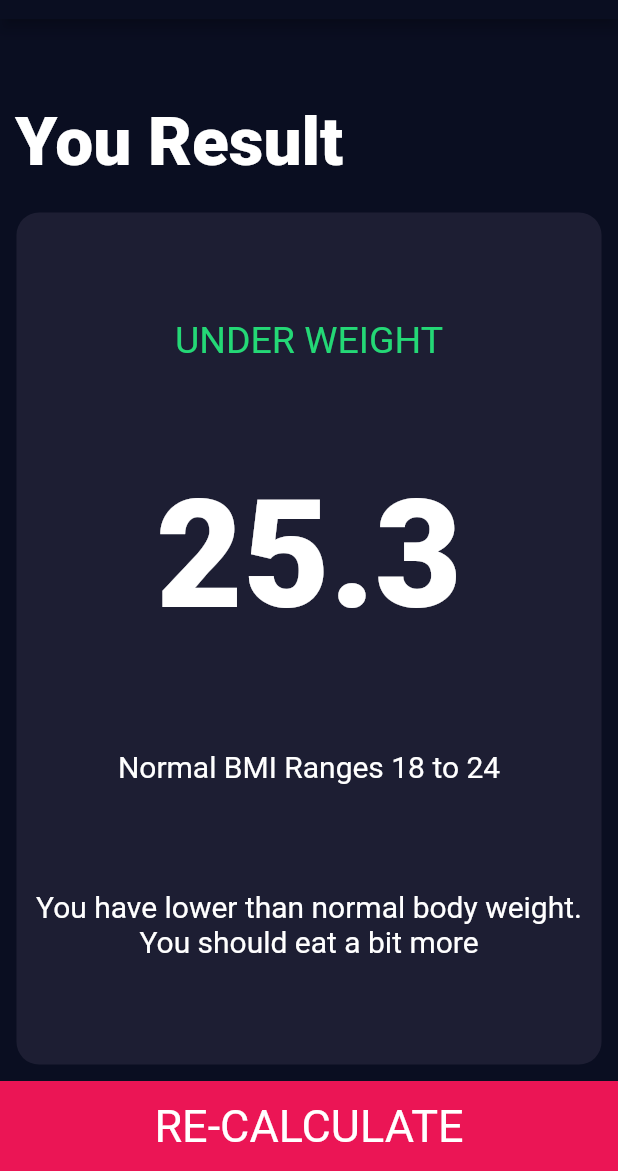
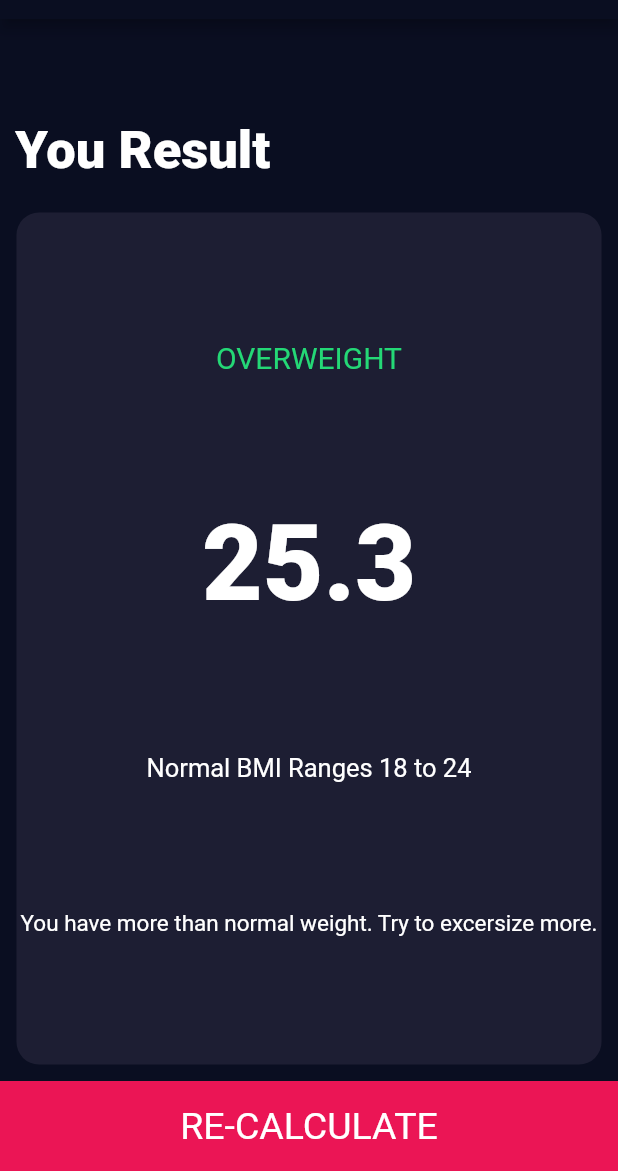
Before and after one commit to abubakarflutter/bmi_calculator_app, a Flutter app: the screen it shows after launch, after a tap on "CALCULATE", on a phone screen of 412 x 824 dp, the part 65-1236 px from its top. Run offline on Flutter 3.47's test engine with Material 2 defaults, Android fonts, the phone set to English and light mode, and no system bars; our stand-ins replace font_awesome_flutter.

Commit message:
Final Commit - App Final

```diff
--- a/lib/bmicalculation.dart
+++ b/lib/bmicalculation.dart
@@ -3,28 +3,26 @@ import 'dart:math';
 
 class CalculatorBrain {
 
-  double _bmi = 0;
 
   CalculatorBrain({this.weight, this.height});
 
   final int height;
   final int weight;
 
-  final double maxBMI = 24;
-  final double minBMI = 18;
+  double _bmi = 0;
 
 
   // ignore: non_constant_identifier_names
   String BMICalculator(){
-    double _bmi = weight / pow(height/100, 2);
+    _bmi = weight / pow(height/100, 2);
     return _bmi.toStringAsFixed(1);
   }
 
 
   String bmiTextResult() {
-    if(_bmi >= 24 ){
+    if(_bmi >= 25.0 ){
       return "OVERWEIGHT";
-    } else if (_bmi > 18.5) {
+    } else if (_bmi >= 18.5) {
       return "NORMAL";
     } else {
       return "UNDER WEIGHT";
@@ -32,9 +30,9 @@ class CalculatorBrain {
   }
 
   String resultInterpretation() {
-    if(_bmi >= 24){
+    if(_bmi >= 25.0){
       return "You have more than normal weight. Try to excersize more.";
-    } else if (_bmi > 18.5) {
+    } else if (_bmi >= 18.5) {
       return "You have a normal body weight. Good Job";
     } else {
       return "You have lower than normal body weight. You should eat a bit more";
--- a/lib/bottombutton.dart
+++ b/lib/bottombutton.dart
@@ -20,7 +20,7 @@ class BottomButton extends StatelessWidget {
             insidetext,
             style: TextStyle(
                 color: Colors.white,
-                fontSize: 30.0
+                fontSize: 25.0
             ),
           ),
         ),
--- a/lib/card_inside_data.dart
+++ b/lib/card_inside_data.dart
@@ -17,7 +17,7 @@ class cardInsideData extends StatelessWidget {
       children: [
         Icon(
             cardIcon,
-            size: 80
+            size: 70
         ),
         SizedBox(height: 10.0,),
         Text(textLabel, style: cardLabelTextStyle)
--- a/lib/circularButton.dart
+++ b/lib/circularButton.dart
@@ -12,7 +12,7 @@ class CircularIconButton extends StatelessWidget {
     return RawMaterialButton(
       elevation: 1.0,
       onPressed: onPress,
-      child: Icon(icon),
+      child: Icon(icon, size: 20.0,),
       constraints: BoxConstraints.tightFor(
           width: 50.0, height: 50.0
       ),
--- a/lib/constants.dart
+++ b/lib/constants.dart
@@ -9,11 +9,11 @@ const cardInsideTextColor = Color(0xFF8D8E98);
 
 
 const cardLabelTextStyle = TextStyle(
-  fontSize: 18.0,
+  fontSize: 15.0,
   color: Color(0xFF8D8E98),
 );
 
 const cardBigTextStyle = TextStyle(
-fontSize: 50.0,
+fontSize: 35.0,
 fontWeight: FontWeight.w900,
 );
--- a/lib/main_screen.dart
+++ b/lib/main_screen.dart
@@ -179,8 +179,8 @@ class _MainScreenState extends State<MainScreen> {
             CalculatorBrain calc = CalculatorBrain(height: height, weight: weight);
 
     Navigator.push(context, MaterialPageRoute(builder: (context) => ResultPage(
+      bmiBigResultText: calc.BMICalculator(),
       bmiInterpretationFinalPage: calc.resultInterpretation(),
-      bmiBigResultText: calc.BMICalculator(),
       bmiSmallTextIndicator: calc.bmiTextResult(),
     )));
     }, insidetext: "CALCULATE",)
--- a/lib/result_page.dart
+++ b/lib/result_page.dart
@@ -31,7 +31,7 @@ class ResultPage extends StatelessWidget {
               child: Text('You Result',
                 style: TextStyle(
                 color: Colors.white,
-                fontSize: 45.0,
+                fontSize: 35.0,
                 fontWeight: FontWeight.w900
               ),),
             ),
@@ -47,23 +47,23 @@ class ResultPage extends StatelessWidget {
               mainAxisAlignment: MainAxisAlignment.spaceEvenly,
               children: [
                 Text(bmiSmallTextIndicator, style: TextStyle(
-                  fontSize: 25.0,
+                  fontSize: 20.0,
                   color: Color(0xFF24D876)
                 ),),
                 Text(bmiBigResultText, style: TextStyle(
-                    fontSize: 100.0,
+                    fontSize: 70.0,
                     fontWeight: FontWeight.w900
                 ),),
                 Text(
                   "Normal BMI Ranges 18 to 24",
                   textAlign: TextAlign.center,
                   style:TextStyle(
-                    fontSize: 20.0,
+                    fontSize: 17.0,
                 ),),
                 Text(bmiInterpretationFinalPage,
                   textAlign: TextAlign.center,
                   style: TextStyle(
-                    fontSize: 20.0,
+                    fontSize: 15.0,
                 ),),
               ],
             ),
```
Also changed, not shown: 2 other files.
